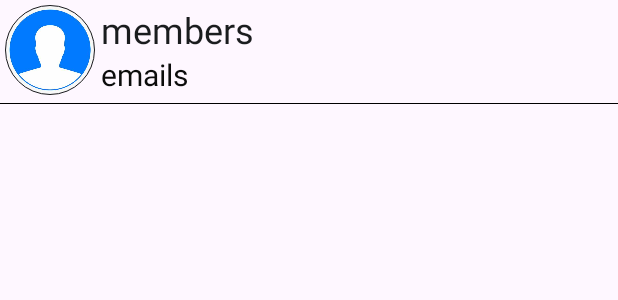
After one commit to UjjwalRana12/Team-Management-App, an Android app: the layout item_member.xml on its own in the app's theme, with its tools: preview values and no code run, on a phone screen of 412 x 824 dp. The commit adds this screen. Shown: the top 300 px of the screen. Run offline under Robolectric (Android 15) with nearby library versions, the phone set to English and light mode, and no system bars.

Commit message:
member layout created

```diff
--- a/app/src/main/java/com/android/teammanagement/activities/Activity/adapters/TaskListItemAdapter.kt
+++ b/app/src/main/java/com/android/teammanagement/activities/Activity/adapters/TaskListItemAdapter.kt
@@ -136,8 +136,6 @@ open class TaskListItemAdapter(
             holder.itemView.findViewById<RecyclerView>(R.id.rv_card_list).adapter=adapter
         }
 
-
-
     }
 
 
--- a/app/src/main/java/com/android/teammanagement/activities/Activity/utils/Constants.kt
+++ b/app/src/main/java/com/android/teammanagement/activities/Activity/utils/Constants.kt
@@ -19,6 +19,7 @@ object Constants {
      const val PICK_IMAGE_REQUEST_CODE = 2
     const val DOCUMENT_ID: String = "documentId"
     const val TASK_LIST:String="taskList"
+    const val BOARD_DETAILS:String="board_detail"
 
 
      fun showImageChoser(activity: Activity) {
--- /dev/null
+++ b/app/src/main/res/layout/item_member.xml
@@ -0,0 +1,59 @@
+<?xml version="1.0" encoding="utf-8"?>
+<LinearLayout xmlns:android="http://schemas.android.com/apk/res/android"
+    android:layout_width="match_parent"
+    android:layout_height="match_parent"
+    xmlns:app="http://schemas.android.com/apk/res-auto"
+    xmlns:tools="http://schemas.android.com/tools"
+    android:orientation="vertical"
+    android:layout_marginBottom="5dp">
+
+    <LinearLayout
+        android:layout_width="match_parent"
+        android:layout_height="wrap_content"
+        android:gravity="center_vertical"
+        android:orientation="horizontal"
+        android:padding="3dp">
+
+        <de.hdodenhof.circleimageview.CircleImageView
+            android:id="@+id/iv_member_image"
+            android:layout_width="60dp"
+            android:layout_height="60dp"
+            android:contentDescription="image"
+            android:src="@drawable/profile"
+            app:civ_border_color="@color/text_color_primary"
+            app:civ_border_width="0.5dp" />
+        <LinearLayout
+            android:layout_width="match_parent"
+            android:layout_height="wrap_content"
+            android:layout_marginStart="4dp"
+            android:orientation="vertical">
+
+            <TextView
+                android:id="@+id/tv_member_name"
+                android:layout_width="match_parent"
+                android:layout_height="wrap_content"
+                android:textColor="@color/text_color_primary"
+                android:textSize="24sp"
+                tools:text="members"/>
+
+            <TextView
+                android:id="@+id/tv_member_email"
+                android:layout_width="match_parent"
+                android:layout_height="wrap_content"
+                tools:text="emails"
+                android:textColor="@color/text_color_secondary"
+                android:textSize="20sp" />
+
+
+
+        </LinearLayout>
+
+
+
+    </LinearLayout>
+    <View
+        android:layout_width="match_parent"
+        android:layout_height="0.5dp"
+        android:layout_marginTop="2dp"
+        android:background="@color/black"/>
+</LinearLayout>
```
Also changed, not shown: app/src/main/AndroidManifest.xml (+9 -3 lines), app/src/main/java/com/android/teammanagement/activities/Activity/Activity/Members.kt (added, +36 -0 lines), app/src/main/java/com/android/teammanagement/activities/Activity/Activity/TaskListActivtiy.kt (+18 -0 lines), app/src/main/res/layout/activity_members.xml (added, +52 -0 lines), app/src/main/res/menu/menu_members.xml (added, +10 -0 lines).
